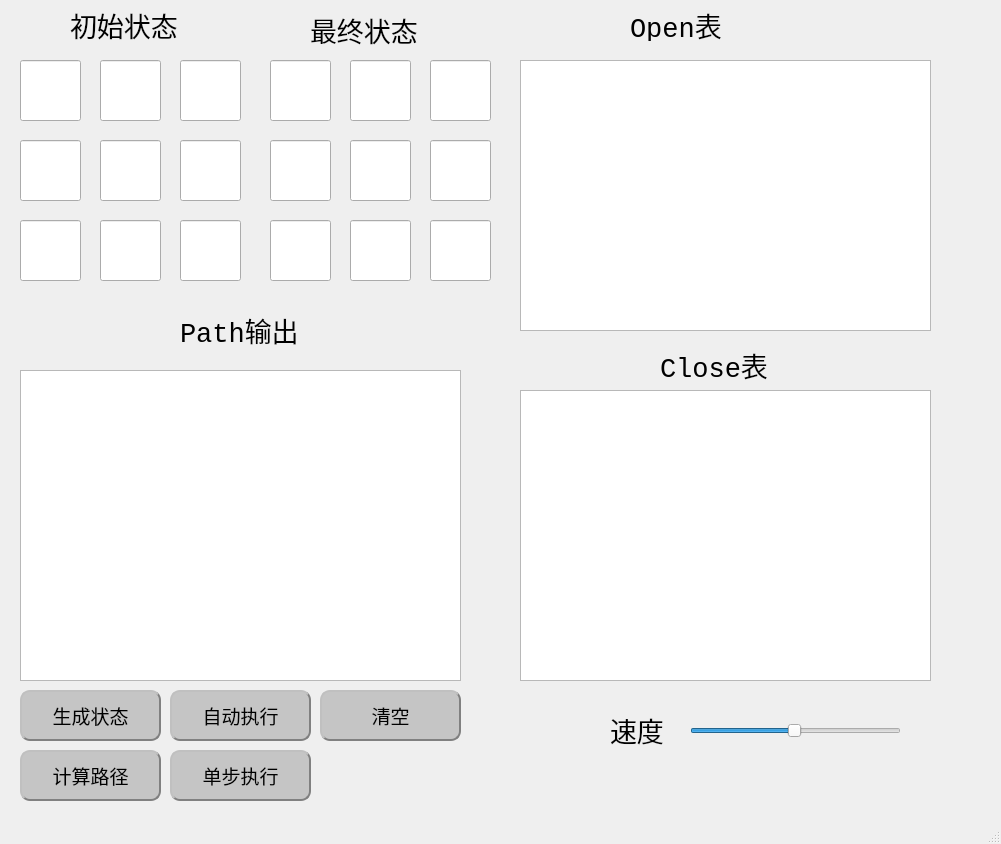
This is mainwindow.ui in dalao-li/Bashuma as Qt 5 draws it before an edit. The edited form follows.
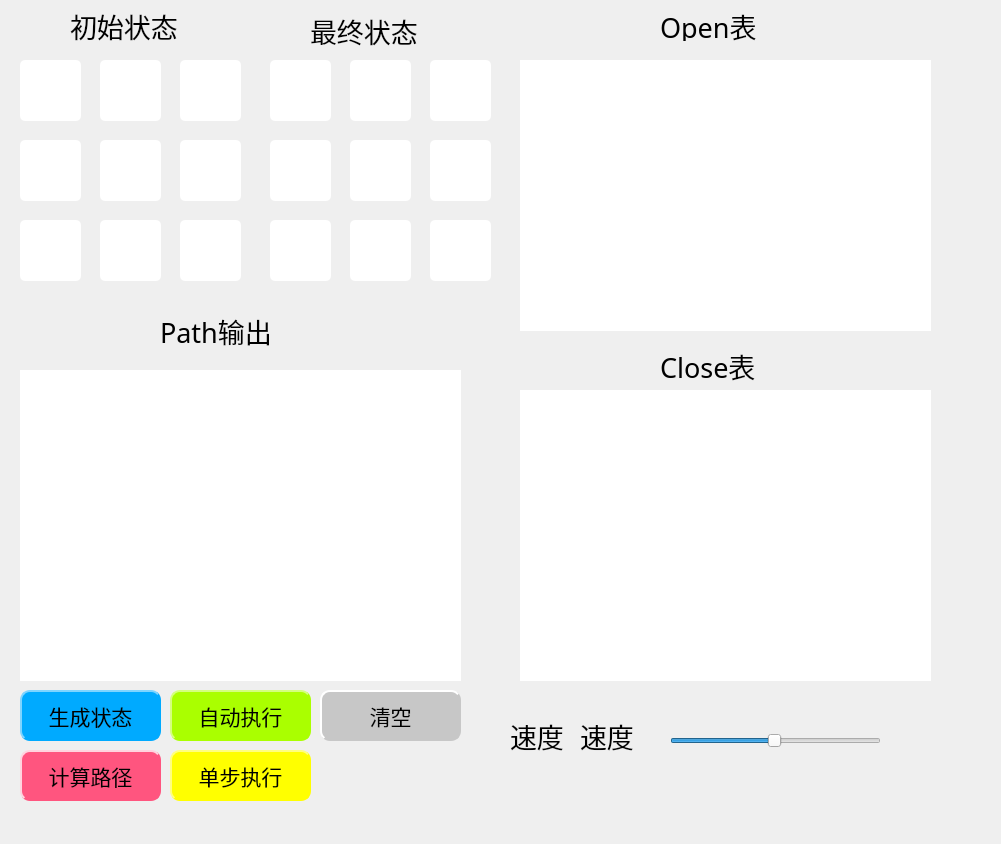
This is the edited form.

Commit message: 美化了按钮,修改了界面字体

Diff of the .ui file:
```diff
--- a/mainwindow.ui
+++ b/mainwindow.ui
@@ -13,6 +13,10 @@
   <property name="windowTitle">
    <string>MainWindow</string>
   </property>
+  <property name="styleSheet">
+   <string notr="true">border-radius:5px;
+</string>
+  </property>
   <widget class="QWidget" name="centralwidget">
    <widget class="QTextBrowser" name="open_textBrowser">
     <property name="geometry">
@@ -25,7 +29,7 @@
     </property>
     <property name="font">
      <font>
-      <family>Consolas</family>
+      <family>微软雅黑</family>
       <pointsize>14</pointsize>
      </font>
     </property>
@@ -41,7 +45,7 @@
     </property>
     <property name="font">
      <font>
-      <family>Consolas</family>
+      <family>微软雅黑</family>
       <pointsize>14</pointsize>
      </font>
     </property>
@@ -57,7 +61,7 @@
     </property>
     <property name="font">
      <font>
-      <family>Consolas</family>
+      <family>微软雅黑</family>
       <pointsize>16</pointsize>
      </font>
     </property>
@@ -73,8 +77,10 @@
     </property>
     <property name="font">
      <font>
-      <family>Consolas</family>
+      <family>微软雅黑</family>
       <pointsize>26</pointsize>
+      <weight>75</weight>
+      <bold>true</bold>
      </font>
     </property>
     <property name="readOnly">
@@ -92,8 +98,10 @@
     </property>
     <property name="font">
      <font>
-      <family>Consolas</family>
+      <family>微软雅黑</family>
       <pointsize>26</pointsize>
+      <weight>75</weight>
+      <bold>true</bold>
      </font>
     </property>
     <property name="readOnly">
@@ -111,8 +119,10 @@
     </property>
     <property name="font">
      <font>
-      <family>Consolas</family>
+      <family>微软雅黑</family>
       <pointsize>26</pointsize>
+      <weight>75</weight>
+      <bold>true</bold>
      </font>
     </property>
     <property name="readOnly">
@@ -130,8 +140,10 @@
     </property>
     <property name="font">
      <font>
-      <family>Consolas</family>
+      <family>微软雅黑</family>
       <pointsize>26</pointsize>
+      <weight>75</weight>
+      <bold>true</bold>
      </font>
     </property>
     <property name="readOnly">
@@ -149,8 +161,10 @@
     </property>
     <property name="font">
      <font>
-      <family>Consolas</family>
+      <family>微软雅黑</family>
       <pointsize>26</pointsize>
+      <weight>75</weight>
+      <bold>true</bold>
      </font>
     </property>
     <property name="readOnly">
@@ -168,8 +182,10 @@
     </property>
     <property name="font">
      <font>
-      <family>Consolas</family>
+      <family>微软雅黑</family>
       <pointsize>26</pointsize>
+      <weight>75</weight>
+      <bold>true</bold>
      </font>
     </property>
     <property name="readOnly">
@@ -187,8 +203,10 @@
     </property>
     <property name="font">
      <font>
-      <family>Consolas</family>
+      <family>微软雅黑</family>
       <pointsize>26</pointsize>
+      <weight>75</weight>
+      <bold>true</bold>
      </font>
     </property>
     <property name="readOnly">
@@ -206,8 +224,10 @@
     </property>
     <property name="font">
      <font>
-      <family>Consolas</family>
+      <family>微软雅黑</family>
       <pointsize>26</pointsize>
+      <weight>75</weight>
+      <bold>true</bold>
      </font>
     </property>
     <property name="readOnly">
@@ -225,8 +245,10 @@
     </property>
     <property name="font">
      <font>
-      <family>Consolas</family>
+      <family>微软雅黑</family>
       <pointsize>26</pointsize>
+      <weight>75</weight>
+      <bold>true</bold>
      </font>
     </property>
     <property name="readOnly">
@@ -244,8 +266,10 @@
     </property>
     <property name="font">
      <font>
-      <family>Consolas</family>
+      <family>微软雅黑</family>
       <pointsize>26</pointsize>
+      <weight>75</weight>
+      <bold>true</bold>
      </font>
     </property>
     <property name="readOnly">
@@ -263,8 +287,10 @@
     </property>
     <property name="font">
      <font>
-      <family>Consolas</family>
+      <family>微软雅黑</family>
       <pointsize>26</pointsize>
+      <weight>75</weight>
+      <bold>true</bold>
      </font>
     </property>
     <property name="readOnly">
@@ -282,8 +308,10 @@
     </property>
     <property name="font">
      <font>
-      <family>Consolas</family>
+      <family>微软雅黑</family>
       <pointsize>26</pointsize>
+      <weight>75</weight>
+      <bold>true</bold>
      </font>
     </property>
     <property name="readOnly">
@@ -301,8 +329,10 @@
     </property>
     <property name="font">
      <font>
-      <family>Consolas</family>
+      <family>微软雅黑</family>
       <pointsize>26</pointsize>
+      <weight>75</weight>
+      <bold>true</bold>
      </font>
     </property>
     <property name="readOnly">
@@ -320,8 +350,10 @@
     </property>
     <property name="font">
      <font>
-      <family>Consolas</family>
+      <family>微软雅黑</family>
       <pointsize>26</pointsize>
+      <weight>75</weight>
+      <bold>true</bold>
      </font>
     </property>
     <property name="readOnly">
@@ -339,8 +371,10 @@
     </property>
     <property name="font">
      <font>
-      <family>Consolas</family>
+      <family>微软雅黑</family>
       <pointsize>26</pointsize>
+      <weight>75</weight>
+      <bold>true</bold>
      </font>
     </property>
     <property name="readOnly">
@@ -358,8 +392,10 @@
     </property>
     <property name="font">
      <font>
-      <family>Consolas</family>
+      <family>微软雅黑</family>
       <pointsize>26</pointsize>
+      <weight>75</weight>
+      <bold>true</bold>
      </font>
     </property>
     <property name="readOnly">
@@ -377,8 +413,10 @@
     </property>
     <property name="font">
      <font>
-      <family>Consolas</family>
+      <family>微软雅黑</family>
       <pointsize>26</pointsize>
+      <weight>75</weight>
+      <bold>true</bold>
      </font>
     </property>
     <property name="readOnly">
@@ -396,8 +434,10 @@
     </property>
     <property name="font">
      <font>
-      <family>Consolas</family>
+      <family>微软雅黑</family>
       <pointsize>26</pointsize>
+      <weight>75</weight>
+      <bold>true</bold>
      </font>
     </property>
     <property name="readOnly">
@@ -415,7 +455,7 @@
     </property>
     <property name="font">
      <font>
-      <family>Consolas</family>
+      <family>微软雅黑</family>
       <pointsize>20</pointsize>
      </font>
     </property>
@@ -434,7 +474,7 @@
     </property>
     <property name="font">
      <font>
-      <family>Consolas</family>
+      <family>微软雅黑</family>
       <pointsize>20</pointsize>
      </font>
     </property>
@@ -445,7 +485,7 @@
    <widget class="QLabel" name="label_3">
     <property name="geometry">
      <rect>
-      <x>630</x>
+      <x>660</x>
       <y>10</y>
       <width>131</width>
       <height>31</height>
@@ -453,7 +493,7 @@
     </property>
     <property name="font">
      <font>
-      <family>Consolas</family>
+      <family>微软雅黑</family>
       <pointsize>20</pointsize>
      </font>
     </property>
@@ -472,7 +512,7 @@
     </property>
     <property name="font">
      <font>
-      <family>Consolas</family>
+      <family>微软雅黑</family>
       <pointsize>20</pointsize>
      </font>
     </property>
@@ -483,7 +523,7 @@
    <widget class="QLabel" name="label_5">
     <property name="geometry">
      <rect>
-      <x>180</x>
+      <x>160</x>
       <y>300</y>
       <width>141</width>
       <height>61</height>
@@ -491,7 +531,7 @@
     </property>
     <property name="font">
      <font>
-      <family>Consolas</family>
+      <family>微软雅黑</family>
       <pointsize>20</pointsize>
      </font>
     </property>
@@ -510,14 +550,16 @@
     </property>
     <property name="font">
      <font>
-      <family>Consolas</family>
-      <pointsize>14</pointsize>
+      <family>微软雅黑</family>
+      <pointsize>16</pointsize>
+      <weight>50</weight>
+      <bold>false</bold>
      </font>
     </property>
     <property name="styleSheet">
      <string notr="true">border-radius: 10px;  
-background-color: rgb(197, 197, 197);
-border: 2px groove gray;
+background-color: rgb(170, 255, 0);
+border: 2px groove rgb(170, 255, 0);
 border-style: outset;</string>
     </property>
     <property name="text">
@@ -535,15 +577,18 @@
     </property>
     <property name="font">
      <font>
-      <family>Consolas</family>
-      <pointsize>14</pointsize>
+      <family>微软雅黑</family>
+      <pointsize>16</pointsize>
+      <weight>50</weight>
+      <bold>false</bold>
      </font>
     </property>
     <property name="styleSheet">
      <string notr="true">border-radius: 10px;  
-background-color: rgb(197, 197, 197);
+
 selection-background-color: rgb(71, 71, 71);
-border: 2px groove gray;
+background-color: rgb(0, 170, 255);
+border: 2px groove rgb(0, 170, 255);
 border-style: outset;</string>
     </property>
     <property name="text">
@@ -561,14 +606,16 @@
     </property>
     <property name="font">
      <font>
-      <family>Consolas</family>
-      <pointsize>14</pointsize>
+      <family>微软雅黑</family>
+      <pointsize>16</pointsize>
+      <weight>50</weight>
+      <bold>false</bold>
      </font>
     </property>
     <property name="styleSheet">
      <string notr="true">border-radius: 10px;  
-background-color: rgb(197, 197, 197);
-border: 2px groove gray;
+background-color: rgb(199, 199, 199);
+border: 2px groove rgb(199, 199, 199);
 border-style: outset;</string>
     </property>
     <property name="text">
@@ -586,14 +633,16 @@
     </property>
     <property name="font">
      <font>
-      <family>Consolas</family>
-      <pointsize>14</pointsize>
+      <family>微软雅黑</family>
+      <pointsize>16</pointsize>
+      <weight>50</weight>
+      <bold>false</bold>
      </font>
     </property>
     <property name="styleSheet">
      <string notr="true">border-radius: 10px;  
-background-color: rgb(197, 197, 197);
-border: 2px groove gray;
+background-color: yellow;
+border: 2px groove yellow;
 border-style: outset;</string>
     </property>
     <property name="text">
@@ -603,15 +652,15 @@
    <widget class="QSlider" name="horizontalSlider">
     <property name="geometry">
      <rect>
-      <x>690</x>
-      <y>700</y>
+      <x>670</x>
+      <y>710</y>
       <width>211</width>
       <height>61</height>
      </rect>
     </property>
     <property name="font">
      <font>
-      <family>Consolas</family>
+      <family>微软雅黑</family>
       <pointsize>14</pointsize>
      </font>
     </property>
@@ -645,14 +694,16 @@
     </property>
     <property name="font">
      <font>
-      <family>Consolas</family>
-      <pointsize>14</pointsize>
+      <family>微软雅黑</family>
+      <pointsize>16</pointsize>
+      <weight>50</weight>
+      <bold>false</bold>
      </font>
     </property>
     <property name="styleSheet">
      <string notr="true">border-radius: 10px;  
-background-color: rgb(197, 197, 197);
-border: 2px groove gray;
+background-color: rgb(255, 85, 127);
+border: 2px groove rgb(255, 85, 127);
 border-style: outset;</string>
     </property>
     <property name="text">
@@ -662,15 +713,37 @@
    <widget class="QLabel" name="label_7">
     <property name="geometry">
      <rect>
-      <x>610</x>
-      <y>710</y>
+      <x>580</x>
+      <y>700</y>
       <width>81</width>
-      <height>41</height>
+      <height>71</height>
      </rect>
     </property>
     <property name="font">
      <font>
-      <family>Consolas</family>
+      <family>微软雅黑</family>
+      <pointsize>20</pointsize>
+     </font>
+    </property>
+    <property name="frameShape">
+     <enum>QFrame::NoFrame</enum>
+    </property>
+    <property name="text">
+     <string>速度</string>
+    </property>
+   </widget>
+   <widget class="QLabel" name="label_8">
+    <property name="geometry">
+     <rect>
+      <x>510</x>
+      <y>700</y>
+      <width>81</width>
+      <height>71</height>
+     </rect>
+    </property>
+    <property name="font">
+     <font>
+      <family>微软雅黑</family>
       <pointsize>20</pointsize>
      </font>
     </property>
```
The commit also changes 3 other files.
